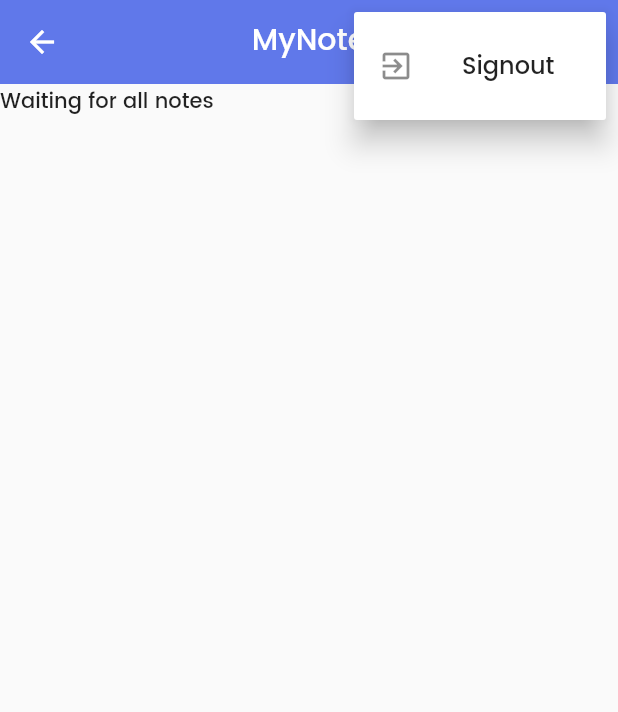
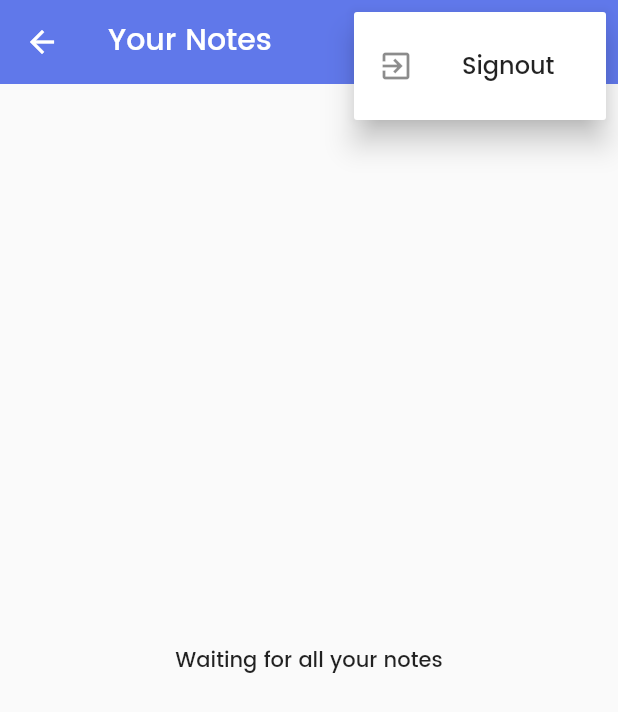
Before and after one commit to JirayuJanlert/flutter-mynotes, a Flutter app: the NotesView screen opened by its route, after a tap on the "more vert" icon, on a phone screen of 412 x 824 dp. Shown: the top 712 px of the screen. Run offline on Flutter 3.47's test engine with Material 2 defaults, Android fonts, the phone set to English and light mode, and no system bars; our stand-ins replace firebase_auth, firebase_core, flutter_screenutil, flutter_svg, loading_animation_widget, sqflite; accounts and stored records are empty.

Commit message:
ch30 Preparing to Create New Notes

```diff
--- a/lib/constant/routes.dart
+++ b/lib/constant/routes.dart
@@ -3,3 +3,4 @@ const registerRoute = '/register/';
 const notesRoute = '/notes/';
 const welcomeRoute = '/welcome/';
 const verifyEmailRoute = '/verify-email/';
+const newNoteRoute = '/notes/new-note/';
--- a/lib/services/auth/auth_user.dart
+++ b/lib/services/auth/auth_user.dart
@@ -5,7 +5,7 @@ import 'package:flutter/foundation.dart';
 class AuthUser {
   final String? email;
   final bool isEmailVerified;
-  const AuthUser({this.email, required this.isEmailVerified});
+  const AuthUser({required this.email, required this.isEmailVerified});
 
   factory AuthUser.fromFirebase(User user) => AuthUser(
         email: user.email,
--- a/lib/views/home_page.dart
+++ b/lib/views/home_page.dart
@@ -1,6 +1,6 @@
 import 'package:flutter/material.dart';
 import 'package:flutter_course/services/auth/auth_service.dart';
-import 'package:flutter_course/views/notes_view.dart';
+import 'package:flutter_course/views/notes/notes_view.dart';
 import 'package:flutter_course/views/veiry_email_view.dart';
 import 'package:flutter_course/views/welcome_view.dart';
 import 'package:flutter_course/widgets/loading_indicator.dart';
--- a/lib/views/notes_view.dart
+++ b/lib/views/notes/notes_view.dart
@@ -34,13 +34,16 @@ class _NotesViewState extends State<NotesView> {
 
   @override
   Widget build(BuildContext context) {
+    ThemeData theme = Theme.of(context);
     return Scaffold(
       appBar: AppBar(
-        centerTitle: true,
-        backgroundColor: CustomColor.kSecondaryColor,
-        shadowColor: Colors.transparent,
-        title: const Text('MyNote'),
+        title: const Text('Your Notes'),
         actions: [
+          IconButton(
+              onPressed: () {
+                Navigator.pushNamed(context, newNoteRoute);
+              },
+              icon: const Icon(Icons.add)),
           PopupMenuButton<MenuAction>(
             initialValue: selectedAction,
             onSelected: (value) async {
@@ -89,7 +92,11 @@ class _NotesViewState extends State<NotesView> {
                   builder: (context, snapshot) {
                     switch (snapshot.connectionState) {
                       case ConnectionState.waiting:
-                        return const Text('Waiting for all notes');
+                        return Center(
+                            child: Text(
+                          'Waiting for all your notes',
+                          style: theme.textTheme.bodyLarge,
+                        ));
                       case ConnectionState.done:
                         return Center(
                             child: Text(
```
Also changed, not shown: lib/main.dart (+10 -2 lines), lib/views/notes/new_note_view.dart (added, +32 -0 lines), 1 other file.
